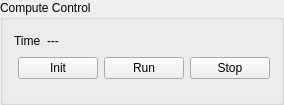
First picture: the form in computecontrol.ui, repository hobrasoft/simul6, before the edit.
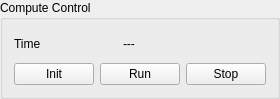
Second picture: the form after the edit.

```diff
--- a/computecontrol.ui
+++ b/computecontrol.ui
@@ -6,10 +6,16 @@
    <rect>
     <x>0</x>
     <y>0</y>
-    <width>284</width>
-    <height>105</height>
+    <width>278</width>
+    <height>99</height>
    </rect>
   </property>
+  <property name="sizePolicy">
+   <sizepolicy hsizetype="Minimum" vsizetype="Minimum">
+    <horstretch>0</horstretch>
+    <verstretch>0</verstretch>
+   </sizepolicy>
+  </property>
   <property name="windowTitle">
    <string>GroupBox</string>
   </property>
@@ -21,6 +27,12 @@
     <layout class="QHBoxLayout" name="horizontalLayout_2">
      <item>
       <widget class="QLabel" name="label">
+       <property name="sizePolicy">
+        <sizepolicy hsizetype="Preferred" vsizetype="Minimum">
+         <horstretch>2</horstretch>
+         <verstretch>0</verstretch>
+        </sizepolicy>
+       </property>
        <property name="text">
         <string>Time</string>
        </property>
@@ -28,6 +40,12 @@
      </item>
      <item>
       <widget class="QLabel" name="f_time">
+       <property name="sizePolicy">
+        <sizepolicy hsizetype="Preferred" vsizetype="Minimum">
+         <horstretch>2</horstretch>
+         <verstretch>0</verstretch>
+        </sizepolicy>
+       </property>
        <property name="text">
         <string>---</string>
        </property>
@@ -38,6 +56,9 @@
        <property name="orientation">
         <enum>Qt::Horizontal</enum>
        </property>
+       <property name="sizeType">
+        <enum>QSizePolicy::MinimumExpanding</enum>
+       </property>
        <property name="sizeHint" stdset="0">
         <size>
          <width>40</width>
@@ -50,19 +71,6 @@
    </item>
    <item row="1" column="0">
     <layout class="QHBoxLayout" name="horizontalLayout">
-     <item>
-      <spacer name="horizontalSpacer">
-       <property name="orientation">
-        <enum>Qt::Horizontal</enum>
-       </property>
-       <property name="sizeHint" stdset="0">
-        <size>
-         <width>40</width>
-         <height>20</height>
-        </size>
-       </property>
-      </spacer>
-     </item>
      <item>
       <widget class="QPushButton" name="f_init">
        <property name="text">
@@ -86,19 +94,6 @@
      </item>
     </layout>
    </item>
-   <item row="2" column="0">
-    <spacer name="verticalSpacer">
-     <property name="orientation">
-      <enum>Qt::Vertical</enum>
-     </property>
-     <property name="sizeHint" stdset="0">
-      <size>
-       <width>20</width>
-       <height>40</height>
-      </size>
-     </property>
-    </spacer>
-   </item>
   </layout>
  </widget>
  <resources/>
```
